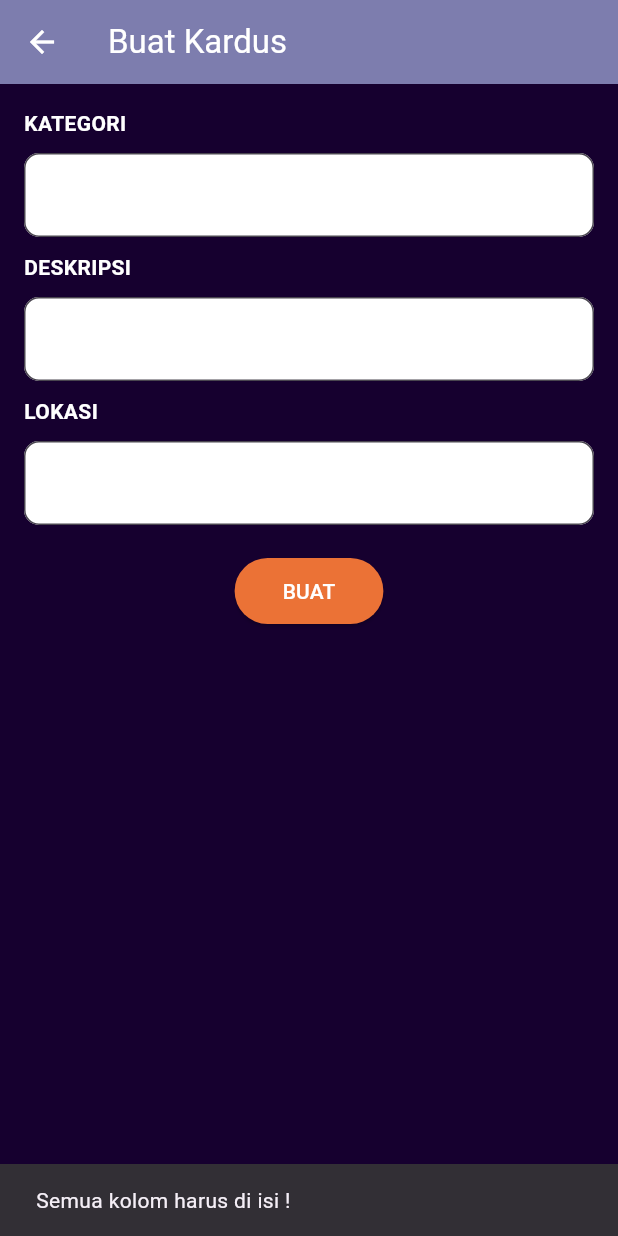
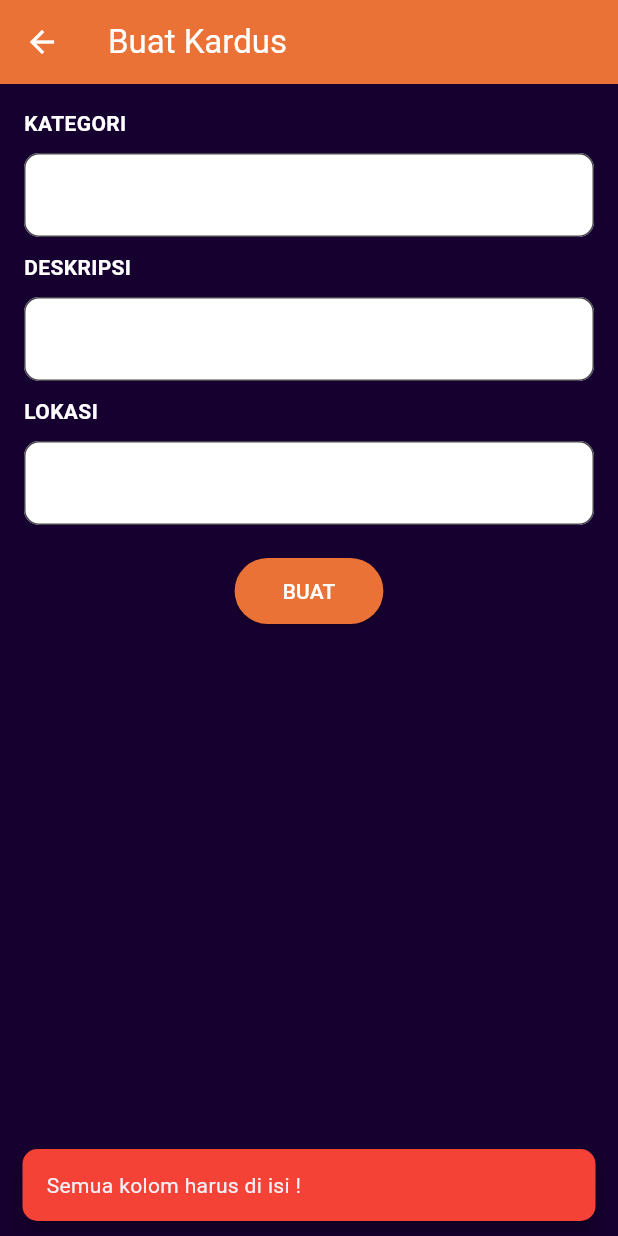
Before and after one commit to NauvalNabil/myinventory_si_23_a2, a Flutter app: the Buatkardus screen opened directly, after a tap on "BUAT", on a phone screen of 412 x 824 dp. Run offline on Flutter 3.47's test engine with Material 3 defaults, Android fonts, the phone set to English and light mode, and no system bars; our stand-ins replace image_picker.

Commit message:
membuat alamanisi kardus

```diff
--- a/lib/buatkardus.dart
+++ b/lib/buatkardus.dart
@@ -25,7 +25,7 @@ class _BuatkardusState extends State<Buatkardus> {
       appBar: AppBar(
         iconTheme: IconThemeData(color: Colors.white),
         title: Text(style: TextStyle(color: Colors.white),"Buat Kardus"),
-        backgroundColor: Color.fromARGB(255, 125, 125, 174),
+        backgroundColor: Color.fromARGB(255, 235, 114, 54),
       ),
 
       body: SingleChildScrollView(
@@ -56,7 +56,12 @@ class _BuatkardusState extends State<Buatkardus> {
                     deskripsiController.text.isEmpty ||
                     lokasiController.text.isEmpty) {
                       ScaffoldMessenger.of(context).showSnackBar(
-                        SnackBar(content: Text("Semua kolom harus di isi !"))
+                        SnackBar(
+                          content: Text("Semua kolom harus di isi !"),
+                          backgroundColor: Colors.red,
+                          behavior: SnackBarBehavior.floating,
+                          shape: RoundedRectangleBorder(borderRadius: BorderRadius.circular(10)),
+                        ),
                       );
                       return;
                     }
--- a/lib/edit.dart
+++ b/lib/edit.dart
@@ -61,8 +61,8 @@ class _EditKardusState extends State<EditKardus> {
       backgroundColor: const Color(0xFF16002F),
       appBar: AppBar(
         iconTheme: IconThemeData(color: Colors.white),
-        title: Text("Edit Kerdus", style: TextStyle(color: Colors.white)),
-        backgroundColor: Color.fromARGB(225, 125, 125, 174),
+        title: Text("Edit Kardus", style: TextStyle(color: Colors.white)),
+        backgroundColor: Color.fromARGB(255, 235, 114, 54),
       ),
       body: SingleChildScrollView(
         padding: const EdgeInsets.all(16),
@@ -79,7 +79,7 @@ class _EditKardusState extends State<EditKardus> {
             SizedBox(height: 20),
             ElevatedButton(
               style: ElevatedButton.styleFrom(
-                backgroundColor: Colors.brown.shade300,
+                backgroundColor: const Color.fromARGB(255, 235, 114, 54),
                 padding: EdgeInsets.symmetric(horizontal: 32, vertical: 12),
               ),
               onPressed: () {
--- a/lib/home.dart
+++ b/lib/home.dart
@@ -3,18 +3,21 @@ import 'package:myinventory_si_23_a2/buatkardus.dart';
 import 'package:myinventory_si_23_a2/listkardus.dart';
 import 'package:image_picker/image_picker.dart';
 import 'package:myinventory_si_23_a2/isikardus.dart';
+import 'package:myinventory_si_23_a2/kartuisi.dart';
 
 class Kardus {
-  final String kategori;
-  final String deskripsi;
-  final String lokasi;
+  String kategori;
+  String deskripsi;
+  String lokasi;
   XFile? gambar;
+  List<Item> isiItem;
 
   Kardus({
     required this.kategori,
     required this.deskripsi,
     required this.lokasi,
     this.gambar,
+    this.isiItem = const [],
   });
 }
 
@@ -68,7 +71,6 @@ class _HomeScreenState extends State<HomeScreen> {
                       context,
                       MaterialPageRoute(builder: (context) => Buatkardus()),
                     );
-
                     if (hasil != null && hasil is Kardus) {
                       setState(() {
                         daftarKardus.add(hasil);
@@ -96,7 +98,6 @@ class _HomeScreenState extends State<HomeScreen> {
                         builder: (context) => Listkardus(kardus: daftarKardus),
                       ),
                     );
-
                     if (hasilList != null && hasilList is List<Kardus>) {
                       setState(() {
                         daftarKardus = hasilList;
@@ -135,15 +136,19 @@ class _HomeScreenState extends State<HomeScreen> {
                         ),
                         child: Row(
                           children: [
-
                             GestureDetector(
-                              onTap: () {
-                                Navigator.push(
+                              onTap: () async {
+                                final hasil = await Navigator.push(
                                   context,
                                   MaterialPageRoute(
                                     builder: (context) => Isikardus(kardus: kardus),
                                   ),
                                 );
+                                if (hasil != null && hasil is Kardus) {
+                                  setState(() {
+                                    daftarKardus[index] = hasil;
+                                  });
+                                }
                               },
                               child: Container(
                                 width: 60,
--- /dev/null
+++ b/lib/kartuisi.dart
@@ -0,0 +1,19 @@
+import 'package:image_picker/image_picker.dart';
+
+class Item {
+  String nama;
+  int jumlah;
+  String kondisi;
+  String tanggalBeli;
+  String deskripsi;
+  XFile? gambar;
+
+  Item({
+    required this.nama,
+    required this.jumlah,
+    required this.kondisi,
+    required this.tanggalBeli,
+    required this.deskripsi,
+    this.gambar,
+  });
+}
--- a/lib/listkardus.dart
+++ b/lib/listkardus.dart
@@ -40,7 +40,7 @@ class _ListkardusState extends State<Listkardus> {
     return Scaffold(
       backgroundColor: const Color(0xFF16002F),
       appBar: AppBar(
-        backgroundColor: const Color.fromARGB(255, 125, 125, 174),
+        backgroundColor: const Color.fromARGB(255, 235, 114, 54),
         leading: IconButton(
           icon: const Icon(Icons.arrow_back, color: Colors.white),
           onPressed: () {
@@ -71,7 +71,7 @@ class _ListkardusState extends State<Listkardus> {
                         onTap: () => pilihGambar(index),
                         child: Container(
                           width: double.infinity,
-                          height: 120,
+                          height: 150,
                           decoration: BoxDecoration(
                             color: Colors.grey[300],
                             borderRadius: BorderRadius.circular(10),
@@ -132,7 +132,7 @@ class _ListkardusState extends State<Listkardus> {
                                 },
                               ),
                             ),
-                            // Tombol hapus
+
                             Container(
                               width: 36,
                               height: 36,
```
Also changed, not shown: lib/Isikardus.dart (+149 -22 lines), lib/tambahitem.dart (added, +145 -0 lines).
